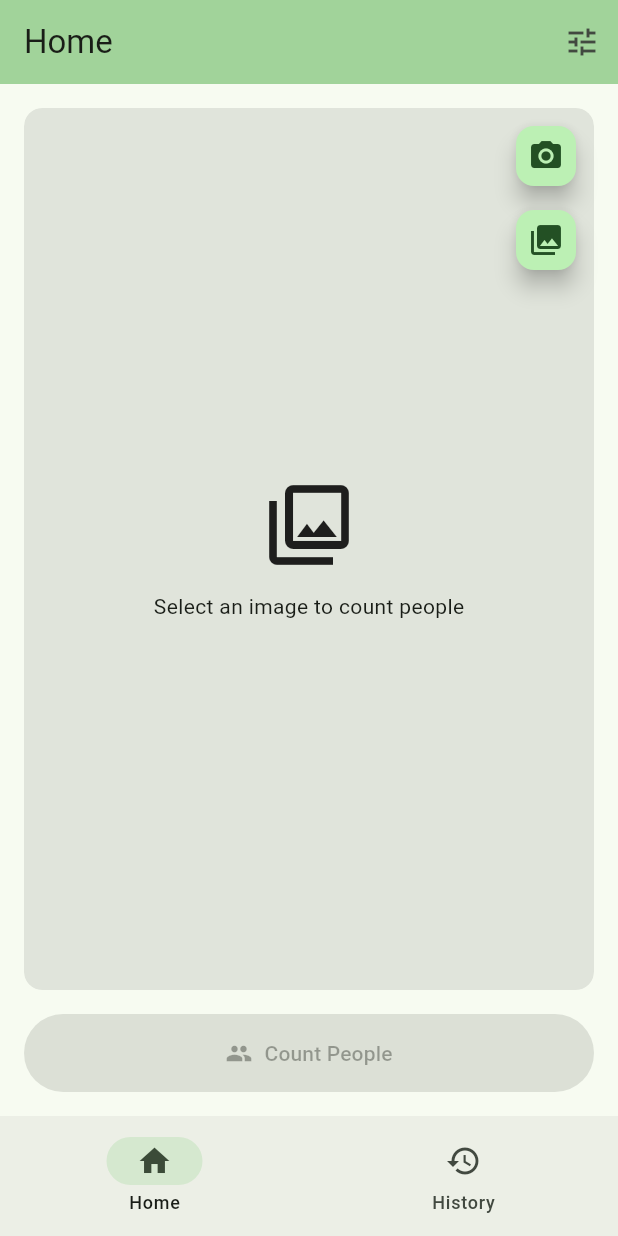
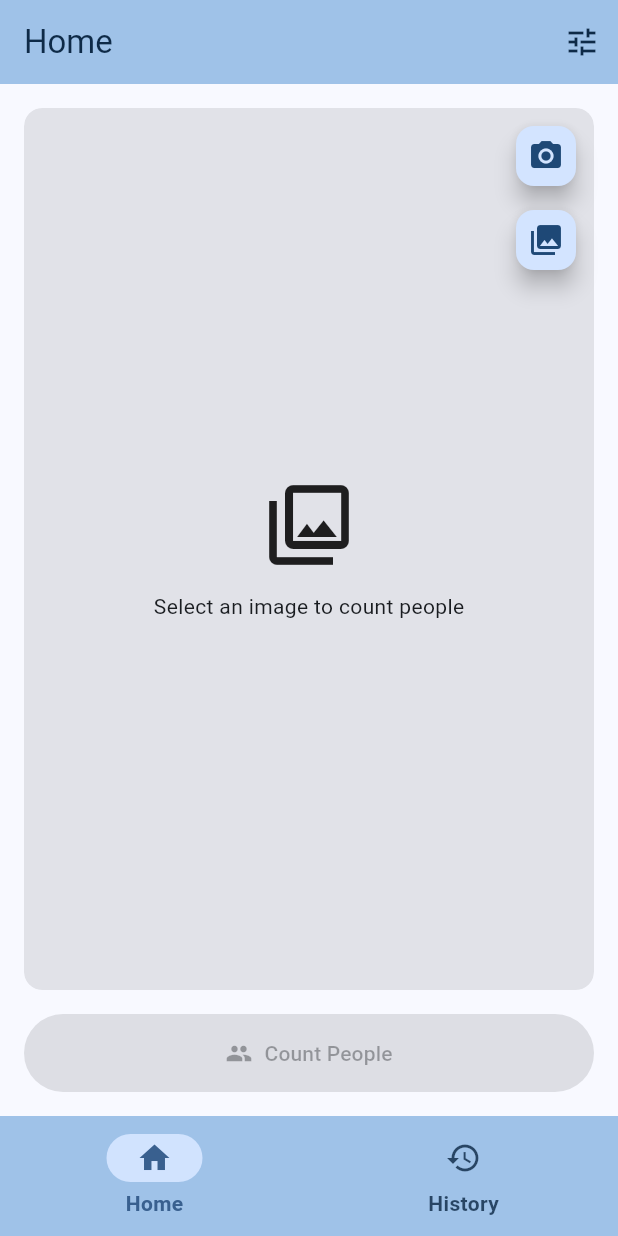
Before and after one commit to StefanObie/PeopleCounterApp, a Flutter app: the screen it shows after launch, on a phone screen of 412 x 824 dp. Run offline on Flutter 3.47's test engine with Material 3 defaults, Android fonts, the phone set to English and light mode, and no system bars; our stand-ins replace image_picker, shared_preferences, sqflite; missing offline and left inert: tflite_flutter; accounts and stored records are empty.

Commit message:
feat: Implement custom theme for improved UI and update version to 1.0.4

```diff
--- a/lib/main.dart
+++ b/lib/main.dart
@@ -26,6 +26,65 @@ class MyApp extends StatelessWidget {
 
   final PeopleCounter peopleCounter;
 
+  ThemeData _buildTheme() {
+    final colorScheme = ColorScheme.fromSeed(
+      seedColor: const Color(0xFF2F6FB3),
+      brightness: Brightness.light,
+    );
+    const chromeColor = Color(0xFF9FC2E8);
+    const chromeForeground = Color(0xFF0E2A47);
+
+    return ThemeData(
+      useMaterial3: true,
+      colorScheme: colorScheme,
+      scaffoldBackgroundColor: colorScheme.surface,
+      appBarTheme: AppBarTheme(
+        backgroundColor: chromeColor,
+        foregroundColor: chromeForeground,
+        elevation: 0,
+        scrolledUnderElevation: 0,
+        surfaceTintColor: Colors.transparent,
+      ),
+      navigationBarTheme: NavigationBarThemeData(
+        backgroundColor: chromeColor,
+        indicatorColor: colorScheme.primaryContainer.withValues(alpha: 0.96),
+        surfaceTintColor: Colors.transparent,
+        labelTextStyle: WidgetStateProperty.resolveWith((states) {
+          final color = states.contains(WidgetState.selected)
+              ? colorScheme.primary
+              : chromeForeground.withValues(alpha: 0.82);
+          return TextStyle(color: color, fontWeight: FontWeight.w600);
+        }),
+        iconTheme: WidgetStateProperty.resolveWith((states) {
+          final color = states.contains(WidgetState.selected)
+              ? colorScheme.primary
+              : chromeForeground.withValues(alpha: 0.82);
+          return IconThemeData(color: color);
+        }),
+      ),
+      bottomSheetTheme: BottomSheetThemeData(
+        backgroundColor: colorScheme.surface,
+        surfaceTintColor: Colors.transparent,
+        showDragHandle: true,
+      ),
+      snackBarTheme: SnackBarThemeData(
+        backgroundColor: colorScheme.inverseSurface,
+        contentTextStyle: TextStyle(color: colorScheme.onInverseSurface),
+      ),
+      sliderTheme: SliderThemeData(
+        activeTrackColor: colorScheme.primary,
+        inactiveTrackColor: colorScheme.surfaceContainerHighest,
+        thumbColor: colorScheme.primary,
+        overlayColor: colorScheme.primary.withValues(alpha: 0.12),
+        valueIndicatorColor: colorScheme.inverseSurface,
+        valueIndicatorTextStyle: TextStyle(
+          color: colorScheme.onInverseSurface,
+        ),
+      ),
+      dividerColor: colorScheme.outlineVariant,
+    );
+  }
+
   @override
   Widget build(BuildContext context) {
     return MultiProvider(
@@ -40,10 +99,7 @@ class MyApp extends StatelessWidget {
       ],
       child: MaterialApp(
         title: 'People Counter',
-        theme: ThemeData(
-          colorScheme: ColorScheme.fromSeed(seedColor: Colors.green),
-          useMaterial3: true,
-        ),
+        theme: _buildTheme(),
         home: const HomeShell(),
       ),
     );
--- a/lib/screens/collection_detail_screen.dart
+++ b/lib/screens/collection_detail_screen.dart
@@ -45,10 +45,10 @@ class _CollectionDetailScreenState extends State<CollectionDetailScreen> {
             width: double.infinity,
             padding: const EdgeInsets.all(20),
             decoration: BoxDecoration(
-              color: theme.colorScheme.primaryContainer,
+              color: const Color(0xFFD8E7F8),
               border: Border(
                 bottom: BorderSide(
-                  color: theme.colorScheme.outlineVariant,
+                  color: const Color(0xFFB4CCE7),
                   width: 1,
                 ),
               ),
@@ -64,7 +64,7 @@ class _CollectionDetailScreenState extends State<CollectionDetailScreen> {
                 Container(
                   width: 1,
                   height: 50,
-                  color: theme.colorScheme.outline.withValues(alpha: 0.3),
+                  color: const Color(0xFF7EA6D0).withValues(alpha: 0.45),
                 ),
                 _SummaryItem(
                   icon: Icons.people,
@@ -348,15 +348,15 @@ class _SummaryItem extends StatelessWidget {
               size: emphasized ? 24 : 20,
               color: emphasized
                   ? theme.colorScheme.primary
-                  : theme.colorScheme.onPrimaryContainer,
+                  : const Color(0xFF234A72),
             ),
             const SizedBox(width: 8),
             Text(
               label,
               style: theme.textTheme.labelMedium?.copyWith(
                 color: emphasized
-                    ? theme.colorScheme.onPrimaryContainer
-                    : theme.colorScheme.onPrimaryContainer.withValues(alpha: 0.8),
+                    ? const Color(0xFF17385C)
+                    : const Color(0xFF234A72).withValues(alpha: 0.88),
               ),
             ),
           ],
@@ -368,7 +368,7 @@ class _SummaryItem extends StatelessWidget {
             fontWeight: FontWeight.bold,
             color: emphasized
                 ? theme.colorScheme.primary
-                : theme.colorScheme.onPrimaryContainer,
+                : const Color(0xFF17385C),
           ),
         ),
       ],
--- a/lib/screens/home_shell.dart
+++ b/lib/screens/home_shell.dart
@@ -43,11 +43,8 @@ class _HomeShellState extends State<HomeShell> {
 
   @override
   Widget build(BuildContext context) {
-    final theme = Theme.of(context);
-
     return Scaffold(
       appBar: AppBar(
-        backgroundColor: theme.colorScheme.inversePrimary,
         title: Text(_titles[_index]),
         actions: [
           if (_index == 0)
--- a/pubspec.yaml
+++ b/pubspec.yaml
@@ -16,7 +16,7 @@ publish_to: 'none' # Remove this line if you wish to publish to pub.dev
 # https://developer.apple.com/library/archive/documentation/General/Reference/InfoPlistKeyReference/Articles/CoreFoundationKeys.html
 # In Windows, build-name is used as the major, minor, and patch parts
 # of the product and file versions while build-number is used as the build suffix.
-version: 1.0.0+3
+version: 1.0.4+4
 
 environment:
   sdk: ^3.11.0
```
